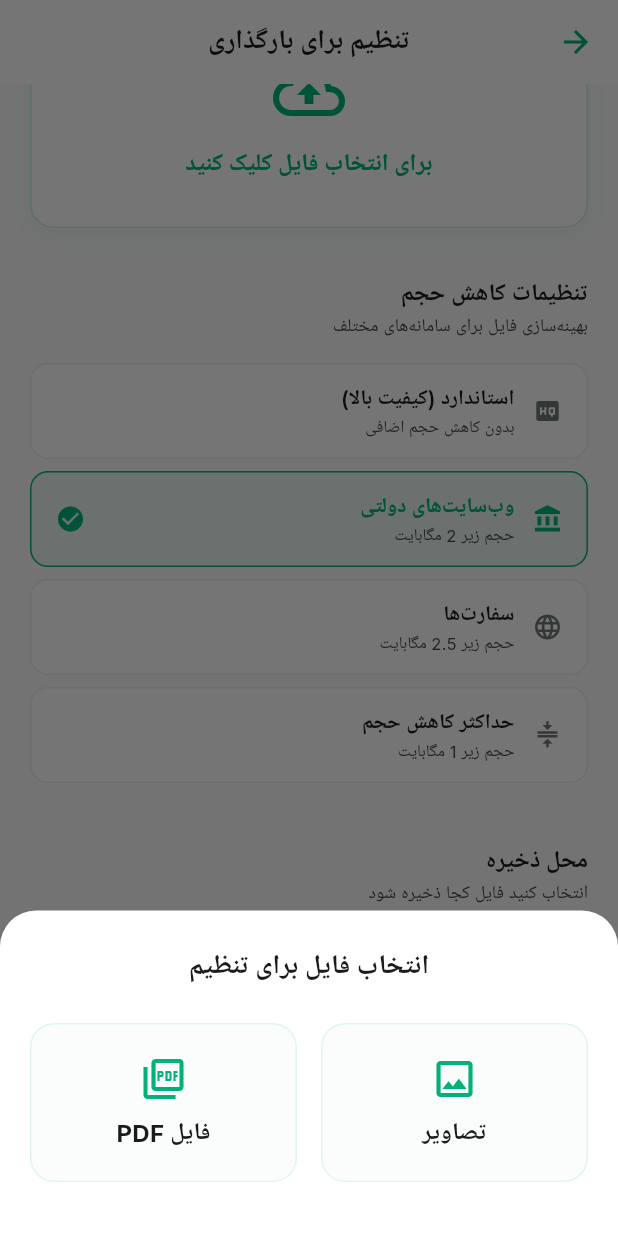
After one commit to meysamarab/pdfmyket, a Flutter app: the CompressDocumentScreen screen opened directly, scrolled down 128 dp, after a tap on "برای انتخاب فایل کلیک کنید", on a phone screen of 412 x 824 dp. The commit adds this screen. Run offline on Flutter 3.47's test engine with Material 3 defaults, Android fonts, the phone set to English and light mode, and no system bars; our stand-ins replace file_picker, google_fonts, image_cropper, image_picker, open_filex, pdf and 4 more; accounts and stored records are empty.

Commit message:
feat: add Adjust Image/Document for Upload feature with compression profiles

```diff
--- /dev/null
+++ b/lib/screens/pdf/compress_document_screen.dart
@@ -0,0 +1,356 @@
+import 'dart:io';
+import 'package:flutter/material.dart';
+import 'package:file_picker/file_picker.dart';
+import 'package:image_picker/image_picker.dart';
+import 'package:provider/provider.dart';
+import '../../core/app_colors.dart';
+import '../../services/app_state.dart';
+import '../../services/pdf_service.dart';
+import '../../models/file_item.dart';
+import '../../services/file_storage_service.dart';
+import '../common/processing_screen.dart';
+import '../result/result_screen.dart';
+
+class CompressDocumentScreen extends StatefulWidget {
+  const CompressDocumentScreen({super.key});
+
+  @override
+  State<CompressDocumentScreen> createState() => _CompressDocumentScreenState();
+}
+
+class _CompressDocumentScreenState extends State<CompressDocumentScreen> {
+  List<String> _selectedFilePaths = [];
+  bool _isPdf = false;
+  PdfExportProfile _selectedProfile = PdfExportProfile.government;
+  bool _isCustomLocationEnabled = false;
+
+  Future<void> _pickFiles() async {
+    showModalBottomSheet(
+      context: context,
+      backgroundColor: Colors.transparent,
+      builder: (context) => Container(
+        decoration: const BoxDecoration(
+          color: Colors.white,
+          borderRadius: BorderRadius.vertical(top: Radius.circular(24)),
+        ),
+        padding: const EdgeInsets.symmetric(vertical: 24, horizontal: 20),
+        child: Column(
+          mainAxisSize: MainAxisSize.min,
+          children: [
+            const Text(
+              'انتخاب فایل برای تنظیم',
+              style: TextStyle(fontSize: 18, fontWeight: FontWeight.bold),
+            ),
+            const SizedBox(height: 24),
+            Row(
+              children: [
+                Expanded(
+                  child: _buildPickerOption(
+                    icon: Icons.image_outlined,
+                    label: 'تصاویر',
+                    onTap: () async {
+                      Navigator.pop(context);
+                      final picker = ImagePicker();
+                      final List<XFile> images = await picker.pickMultiImage();
+                      if (images.isNotEmpty) {
+                        setState(() {
+                          _selectedFilePaths = images.map((e) => e.path).toList();
+                          _isPdf = false;
+                        });
+                      }
+                    },
+                  ),
+                ),
+                const SizedBox(width: 16),
+                Expanded(
+                  child: _buildPickerOption(
+                    icon: Icons.picture_as_pdf_outlined,
+                    label: 'فایل PDF',
+                    onTap: () async {
+                      Navigator.pop(context);
+                      FilePickerResult? result = await FilePicker.platform.pickFiles(
+                        type: FileType.custom,
+                        allowedExtensions: ['pdf'],
+                      );
+                      if (result != null && result.files.single.path != null) {
+                        setState(() {
+                          _selectedFilePaths = [result.files.single.path!];
+                          _isPdf = true;
+                        });
+                      }
+                    },
+                  ),
+                ),
+              ],
+            ),
+            const SizedBox(height: 12),
+          ],
+        ),
+      ),
+    );
+  }
+
+  Widget _buildPickerOption({required IconData icon, required String label, required VoidCallback onTap}) {
+    return InkWell(
+      onTap: onTap,
+      borderRadius: BorderRadius.circular(16),
+      child: Container(
+        padding: const EdgeInsets.symmetric(vertical: 20),
+        decoration: BoxDecoration(
+          border: Border.all(color: AppColors.primary.withOpacity(0.1)),
+          borderRadius: BorderRadius.circular(16),
+          color: AppColors.primary.withOpacity(0.02),
+        ),
+        child: Column(
+          children: [
+            Icon(icon, color: AppColors.primary, size: 32),
+            const SizedBox(height: 8),
+            Text(label, style: const TextStyle(fontWeight: FontWeight.bold)),
+          ],
+        ),
+      ),
+    );
+  }
+
+  Future<void> _handleProcess() async {
+    if (_selectedFilePaths.isEmpty) {
+      ScaffoldMessenger.of(context).showSnackBar(
+        const SnackBar(content: Text('لطفا ابتدا فایل را انتخاب کنید')),
+      );
+      return;
+    }
+
+    final appState = Provider.of<AppState>(context, listen: false);
+    final hasPermission = await FileStorageService.requestPermissions();
+    if (!hasPermission && mounted) {
+      ScaffoldMessenger.of(context).showSnackBar(
+        const SnackBar(content: Text('برای ذخیره فایل نیاز به دسترسی حافظه است')),
+      );
+      return;
+    }
+
+    String? customPath;
+    if (_isCustomLocationEnabled) {
+      customPath = await FilePicker.platform.getDirectoryPath(
+        dialogTitle: 'انتخاب محل ذخیره فایل',
+      );
+      if (customPath == null) return;
+    } else {
+      customPath = appState.defaultStoragePath;
+    }
+
+    if (!mounted) return;
+
+    Navigator.push(
+      context,
+      MaterialPageRoute(builder: (context) => const ProcessingScreen()),
+    );
+
+    try {
+      final baseName = 'Adjusted_${DateTime.now().millisecondsSinceEpoch}';
+      File resultFile;
+
+      if (_isPdf) {
+        // PDF Processing: Rasterize then re-compress
+        final List<File> imageFiles = await PdfService.pdfToImages(_selectedFilePaths.first, addWatermark: false);
+        final List<String> tempPaths = imageFiles.map((e) => e.path).toList();
+
+        resultFile = await PdfService.imagesToPdf(
+          tempPaths,
+          baseName,
+          profile: _selectedProfile,
+          customDirectory: customPath,
+        );
+
+        // Cleanup temp images
+        for (final f in imageFiles) {
+          if (await f.exists()) await f.delete();
+        }
+      } else {
+        // Image Processing
+        resultFile = await PdfService.imagesToPdf(
+          _selectedFilePaths,
+          baseName,
+          profile: _selectedProfile,
+          customDirectory: customPath,
+        );
+      }
+
+      final fileItem = FileItem(
+        id: DateTime.now().millisecondsSinceEpoch.toString(),
+        name: resultFile.path.split(Platform.pathSeparator).last,
+        path: resultFile.path,
+        size: await resultFile.length(),
+        createdAt: DateTime.now(),
+        type: AppFileType.pdf,
+      );
+
+      appState.addRecentFile(fileItem);
+
+      if (mounted) {
+        Navigator.pushReplacement(
+          context,
+          MaterialPageRoute(builder: (context) => ResultScreen(fileItem: fileItem)),
+        );
+      }
+
+    } catch (e) {
+      if (mounted) {
+        Navigator.pop(context);
+        ScaffoldMessenger.of(context).showSnackBar(
+          SnackBar(content: Text('خطا در پردازش فایل: $e')),
+        );
+      }
+    }
+  }
+
+  @override
+  Widget build(BuildContext context) {
+    return Scaffold(
+      backgroundColor: AppColors.background,
+      appBar: AppBar(
+        leading: IconButton(
+          icon: const Icon(Icons.arrow_back, color: AppColors.primary),
+          onPressed: () => Navigator.pop(context),
+        ),
+        title: const Text(
+          'تنظیم برای بارگذاری',
+          style: TextStyle(fontSize: 18, fontWeight: FontWeight.bold),
+        ),
+        centerTitle: true,
+        backgroundColor: Colors.white,
+        elevation: 0,
+        surfaceTintColor: Colors.white,
+      ),
+      body: SingleChildScrollView(
+        padding: const EdgeInsets.all(20),
+        child: Column(
+          crossAxisAlignment: CrossAxisAlignment.start,
+          children: [
+            _buildSectionTitle('انتخاب فایل', 'عکس یا سند PDF مورد نظر خود را انتخاب کنید'),
+            const SizedBox(height: 16),
+            InkWell(
+              onTap: _pickFiles,
+              borderRadius: BorderRadius.circular(16),
+              child: Container(
+                width: double.infinity,
+                padding: const EdgeInsets.symmetric(vertical: 30, horizontal: 20),
+                decoration: BoxDecoration(
+                  color: Colors.white,
+                  borderRadius: BorderRadius.circular(16),
+                  border: Border.all(color: AppColors.primary.withOpacity(0.2), style: BorderStyle.solid),
+                  boxShadow: [
+                    BoxShadow(color: AppColors.primary.withOpacity(0.05), blurRadius: 10, offset: const Offset(0, 4)),
+                  ],
+                ),
+                child: Column(
+                  children: [
+                    if (_selectedFilePaths.isEmpty) ...[
+                      const Icon(Icons.cloud_upload_outlined, size: 48, color: AppColors.primary),
+                      const SizedBox(height: 12),
+                      const Text('برای انتخاب فایل کلیک کنید', style: TextStyle(fontWeight: FontWeight.bold, color: AppColors.primary)),
+                    ] else ...[
+                      Icon(_isPdf ? Icons.picture_as_pdf : Icons.image, size: 48, color: AppColors.primary),
+                      const SizedBox(height: 12),
+                      Text(
+                        _isPdf
+                          ? _selectedFilePaths.first.split(Platform.pathSeparator).last
+                          : '${_selectedFilePaths.length} تصویر انتخاب شده',
+                        textAlign: TextAlign.center,
+                        style: const TextStyle(fontWeight: FontWeight.bold),
+                      ),
+                      const SizedBox(height: 8),
+                      const Text('برای تغییر کلیک کنید', style: TextStyle(fontSize: 12, color: Colors.grey)),
+                    ],
+                  ],
+                ),
+              ),
+            ),
+
+            const SizedBox(height: 32),
+            _buildSectionTitle('تنظیمات کاهش حجم', 'بهینه‌سازی فایل برای سامانه‌های مختلف'),
+            const SizedBox(height: 16),
+            _buildProfileOption('استاندارد (کیفیت بالا)', 'بدون کاهش حجم اضافی', PdfExportProfile.standard, Icons.high_quality),
+            _buildProfileOption('وب‌سایت‌های دولتی', 'حجم زیر 2 مگابایت', PdfExportProfile.government, Icons.account_balance),
+            _buildProfileOption('سفارت‌ها', 'حجم زیر 2.5 مگابایت', PdfExportProfile.embassy, Icons.language),
+            _buildProfileOption('حداکثر کاهش حجم', 'حجم زیر 1 مگابایت', PdfExportProfile.maxCompression, Icons.compress),
+
+            const SizedBox(height: 32),
+            _buildSectionTitle('محل ذخیره', 'انتخاب کنید فایل کجا ذخیره شود'),
+            const SizedBox(height: 12),
+            SwitchListTile(
+              value: _isCustomLocationEnabled,
+              onChanged: (val) => setState(() => _isCustomLocationEnabled = val),
+              title: const Text('انتخاب محل ذخیره توسط من', style: TextStyle(fontWeight: FontWeight.w600, fontSize: 15)),
+              subtitle: const Text('اگر غیرفعال باشد، در پوشه CCPdf ذخیره می‌شود', style: TextStyle(fontSize: 12)),
+              activeColor: AppColors.primary,
+              contentPadding: EdgeInsets.zero,
+            ),
+
+            const SizedBox(height: 40),
+
+            ElevatedButton.icon(
+              onPressed: _handleProcess,
+              icon: const Icon(Icons.auto_fix_high_rounded, size: 20),
+              label: const Text('پردازش و ذخیره'),
+              style: ElevatedButton.styleFrom(
+                backgroundColor: AppColors.primary,
+                foregroundColor: Colors.white,
+                minimumSize: const Size(double.infinity, 56),
+                shape: RoundedRectangleBorder(
+                  borderRadius: BorderRadius.circular(12),
+                ),
+                elevation: 4,
+              ),
+            ),
+            const SizedBox(height: 20),
+          ],
+        ),
+      ),
+    );
+  }
+
+  Widget _buildSectionTitle(String title, String subtitle) {
+    return Column(
+      crossAxisAlignment: CrossAxisAlignment.start,
+      children: [
+        Text(title, style: const TextStyle(fontSize: 16, fontWeight: FontWeight.bold)),
+        Text(subtitle, style: const TextStyle(fontSize: 12, color: AppColors.onSurfaceVariant)),
+      ],
+    );
+  }
+
+  Widget _buildProfileOption(String title, String subtitle, PdfExportProfile profile, IconData icon) {
+    final isSelected = _selectedProfile == profile;
+    return InkWell(
+      onTap: () => setState(() => _selectedProfile = profile),
+      child: Container(
+        margin: const EdgeInsets.only(bottom: 8),
+        padding: const EdgeInsets.symmetric(horizontal: 16, vertical: 12),
+        decoration: BoxDecoration(
+          color: isSelected ? AppColors.primary.withOpacity(0.05) : Colors.white,
+          borderRadius: BorderRadius.circular(12),
+          border: Border.all(
+            color: isSelected ? AppColors.primary : AppColors.outlineVariant.withOpacity(0.3),
+          ),
+        ),
+        child: Row(
+          children: [
+            Icon(icon, color: isSelected ? AppColors.primary : AppColors.outline, size: 20),
+            const SizedBox(width: 12),
+            Expanded(
+              child: Column(
+                crossAxisAlignment: CrossAxisAlignment.start,
+                children: [
+                  Text(title, style: TextStyle(fontWeight: FontWeight.w600, fontSize: 14, color: isSelected ? AppColors.primary : AppColors.onSurface)),
+                  Text(subtitle, style: TextStyle(fontSize: 11, color: AppColors.onSurfaceVariant)),
+                ],
+              ),
+            ),
+            if (isSelected) const Icon(Icons.check_circle, color: AppColors.primary, size: 20),
+          ],
+        ),
+      ),
+    );
+  }
+}
```
Also changed, not shown: lib/screens/home/home_screen.dart (+8 -0 lines), lib/services/pdf_service.dart (+6 -5 lines).
